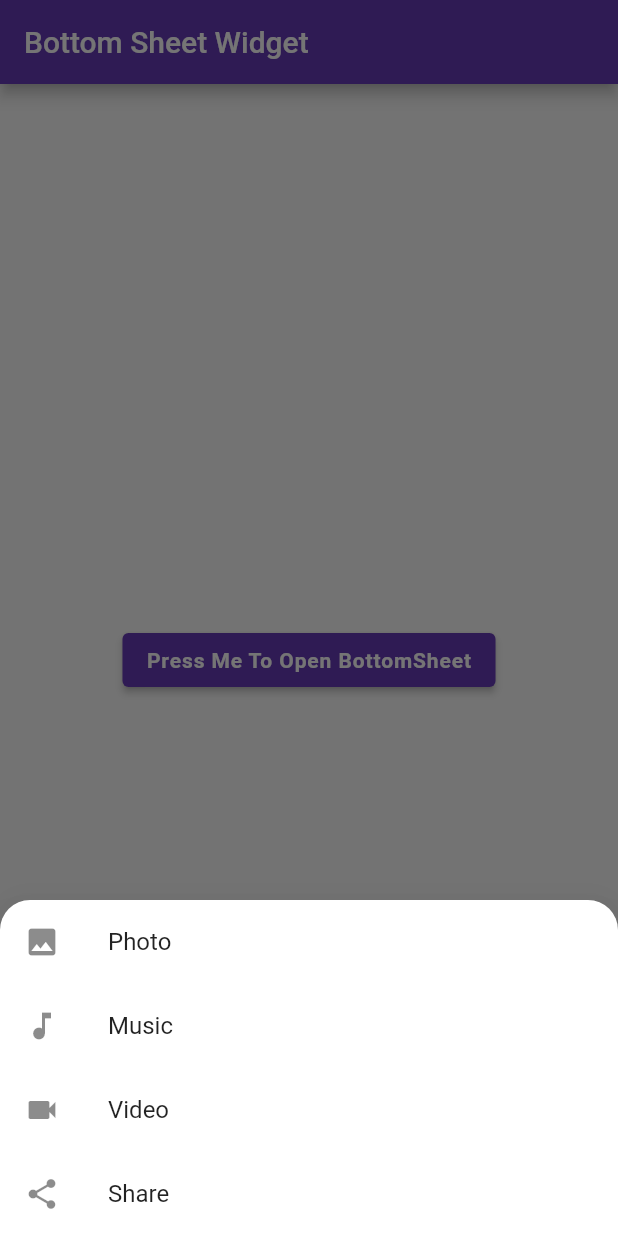
After one commit to srp2210/flutter_learning, a Flutter app: the BottomSheetWidget screen opened directly, after a tap on "Press Me To Open BottomSheet", on a phone screen of 412 x 824 dp. The commit adds this screen. Run offline on Flutter 3.47's test engine with Material 2 defaults, Android fonts, the phone set to English and light mode, and no system bars.

Commit message:
bottomSheet

```diff
--- /dev/null
+++ b/flutter_widgets/lib/bottomsheet.dart
@@ -0,0 +1,79 @@
+// ignore_for_file: library_private_types_in_public_api
+
+import 'package:flutter/material.dart';
+
+class BottomSheetWidget extends StatefulWidget {
+  const BottomSheetWidget({Key? key}) : super(key: key);
+
+  @override
+  _BottomSheetWidgetState createState() => _BottomSheetWidgetState();
+}
+
+class _BottomSheetWidgetState extends State<BottomSheetWidget> {
+  @override
+  Widget build(BuildContext context) {
+    return Scaffold(
+      appBar: AppBar(
+        title: const Text('Bottom Sheet Widget'),
+      ),
+      body: Center(
+        child: ElevatedButton(
+          onPressed: () {
+            showModalBottomSheet(
+                backgroundColor: Colors.white,
+                shape: const RoundedRectangleBorder(
+                  borderRadius: BorderRadius.only(
+                    topLeft: Radius.circular(20),
+                    topRight: Radius.circular(20),
+                  ),
+                ),
+                elevation: 20,
+                context: context,
+                builder: (context) {
+                  return Column(
+                    mainAxisSize: MainAxisSize.min,
+                    children: <Widget>[
+                      ListTile(
+                        leading: const Icon(Icons.photo),
+                        title: const Text('Photo'),
+                        onTap: () {
+                          Navigator.pop(context);
+                        },
+                      ),
+                      ListTile(
+                        leading: const Icon(Icons.music_note),
+                        title: const Text('Music'),
+                        onTap: () {
+                          Navigator.pop(context);
+                        },
+                      ),
+                      ListTile(
+                        leading: const Icon(Icons.videocam),
+                        title: const Text('Video'),
+                        onTap: () {
+                          Navigator.pop(context);
+                        },
+                      ),
+                      ListTile(
+                        leading: const Icon(Icons.share),
+                        title: const Text('Share'),
+                        onTap: () {
+                          Navigator.pop(context);
+                        },
+                      ),
+                    ],
+                  );
+                });
+          },
+          child: const Text(
+            'Press Me To Open BottomSheet',
+            style: TextStyle(
+                color: Colors.white,
+                fontWeight: FontWeight.w600,
+                letterSpacing: 0.6),
+          ),
+        ),
+      ),
+    );
+  }
+}
--- a/flutter_widgets/lib/main.dart
+++ b/flutter_widgets/lib/main.dart
@@ -1,4 +1,5 @@
 import 'package:flutter/material.dart';
+import 'package:flutter_widgets/bottomsheet.dart';
 import 'package:flutter_widgets/container_sizedbox.dart';
 import 'package:flutter_widgets/drawer.dart';
 
@@ -18,7 +19,7 @@ class MyApp extends StatelessWidget {
       theme: ThemeData(
         primarySwatch: Colors.deepPurple,
       ),
-      home: const ContainerSized(),
+      home: const BottomSheetWidget(),
     );
   }
 }
```
